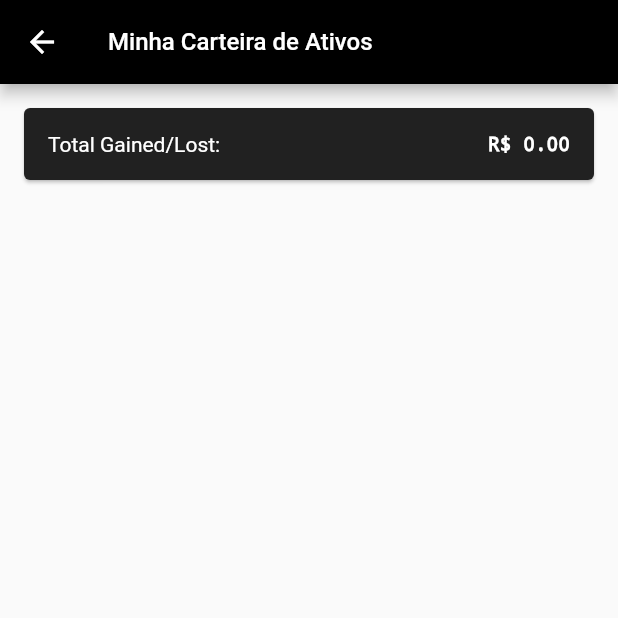
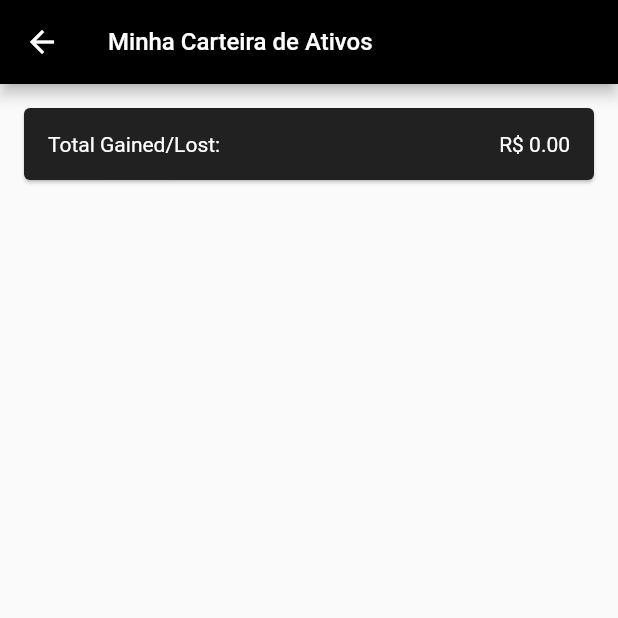
Before and after one commit to dev-italosantos/finance-control-flutter, a Flutter app: the AssetList screen opened directly, on a phone screen of 412 x 824 dp, the top half of it. Run offline on Flutter 3.47's test engine with Material 2 defaults, Android fonts, the phone set to English and light mode, and no system bars; our stand-ins replace font_awesome_flutter, shared_preferences, syncfusion_flutter_charts; missing offline and left inert: syncfusion_flutter_core; accounts and stored records are empty.

Commit message:
refactor: style of texts

```diff
--- a/lib/pages/active/active_page.dart
+++ b/lib/pages/active/active_page.dart
@@ -266,10 +266,8 @@ class _AssetListState extends State<AssetList> {
                   Text(
                     'R\$ ${totalGainedOrLost.toStringAsFixed(2)}',
                     style: const TextStyle(
-                      fontSize: 13,
-                      fontWeight: FontWeight.bold,
+                      fontSize: 14,
                       color: Colors.white,
-                      fontFamily: 'Monospace',
                     ),
                   ),
                 ],
@@ -303,7 +301,7 @@ class _AssetListState extends State<AssetList> {
                               Text(
                                 '${asset.ticker} - ${asset.quantity} Cotas',
                                 style: const TextStyle(
-                                  fontSize: 18,
+                                  fontSize: 17,
                                   fontWeight: FontWeight.bold,
                                   color: Colors.white, // Cor do texto
                                 ),
@@ -311,7 +309,8 @@ class _AssetListState extends State<AssetList> {
                               Text(
                                 'R\$ ${asset.totalAmount.toStringAsFixed(2)}',
                                 style: const TextStyle(
-                                  fontSize: 16,
+                                  fontSize: 17,
+                                  fontWeight: FontWeight.bold,
                                   color: Colors.white,
                                 ),
                               ),
```
